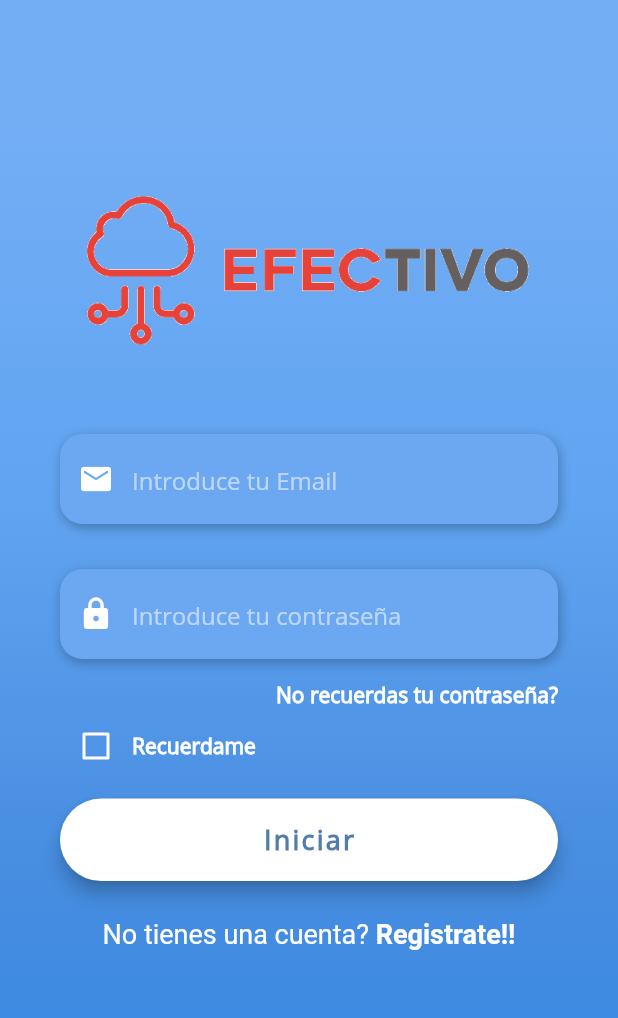
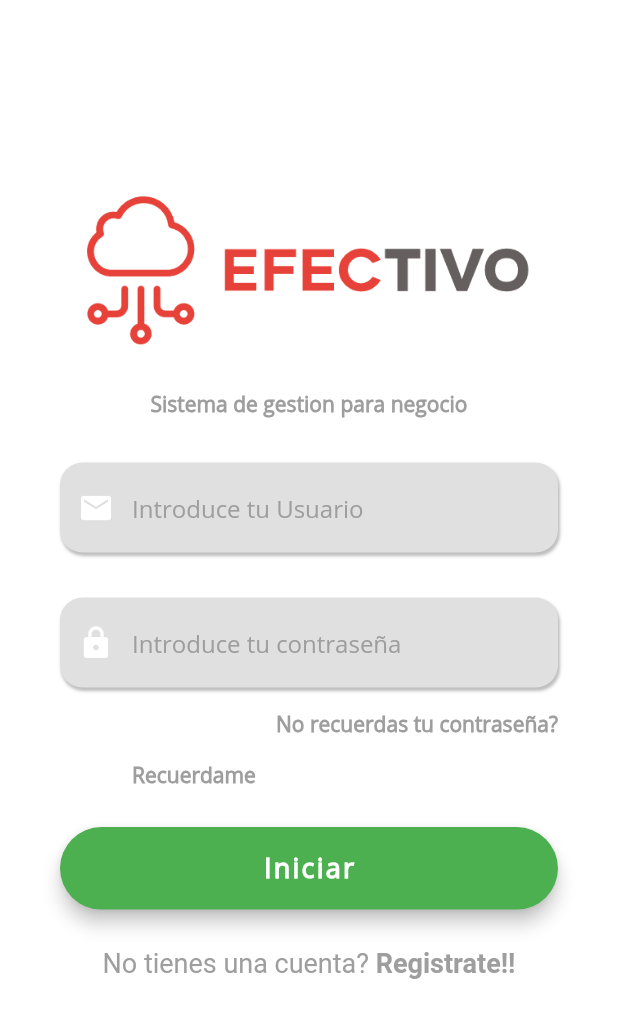
Before and after one commit to Jhilario-dev/Login, a Flutter app: the screen it shows after launch, on a phone screen of 412 x 824 dp. Shown: the top 1018 px of the screen. Run offline on Flutter 3.47's test engine with Material 2 defaults, Android fonts, the phone set to English and light mode, and no system bars; our stand-ins replace shared_preferences; missing offline and left inert: shared_preferences_web.

Commit message:
cambio de login y mover por rutas

```diff
--- a/lib/main.dart
+++ b/lib/main.dart
@@ -1,5 +1,6 @@
 import 'package:flutter/material.dart';
 import 'package:flutter_login_ui/screens/login_screen.dart';
+import 'package:flutter_login_ui/src/pages/inicio_page.dart';
 
 void main() => runApp(MyApp());
 
@@ -14,8 +15,10 @@ class MyApp extends StatelessWidget {
       //home: LoginScreen(),
 
       initialRoute: '/',
+
       routes: <String, WidgetBuilder>{
         '/' :(BuildContext context) =>LoginScreen(),
+        'inicio' : (BuildContext context) => InicioPage(),
 
 
       }
--- a/lib/screens/login_screen.dart
+++ b/lib/screens/login_screen.dart
@@ -35,10 +35,10 @@ class _LoginScreenState extends State<LoginScreen> {
                     begin: Alignment.topCenter,
                     end: Alignment.bottomCenter,
                     colors: [
-                      Color(0xFF73AEF5),
-                      Color(0xFF61A4F1),
-                      Color(0xFF478DE0),
-                      Color(0xFF398AE5),
+                      Color(0xFFFFFFFF),
+                      Color(0xFFFFFFFF),
+                      Color(0xFFFFFFFF),
+                      Color(0xFFFFFFFF),
                     ],
                     stops: [0.1, 0.4, 0.7, 0.9],
                   ),
@@ -57,6 +57,7 @@ class _LoginScreenState extends State<LoginScreen> {
                           children: <Widget>[
                             _logoImagen(),
                             SizedBox(height: 20.0,),
+                            Text('Sistema de gestion para negocio', style: kLabelStyle,),
                             SizedBox(height: 20.0),
                             _buildEmailTF(),
                             SizedBox(height: 20.0,),
@@ -64,8 +65,6 @@ class _LoginScreenState extends State<LoginScreen> {
                             _buildForgotPasswordBtn(),
                             _buildRememberMeCheckbox(),
                             _buildLoginBtn(),
-                            //_buildSignInWithText(),
-                            //_buildSocialBtnRow(),
                             _buildSignupBtn(),
                           ],
                         ),
@@ -92,7 +91,7 @@ class _LoginScreenState extends State<LoginScreen> {
             controller: usuario,
             keyboardType: TextInputType.emailAddress,
             style: TextStyle(
-              color: Colors.white,
+              color: Colors.grey,
               fontFamily: 'OpenSans',
             ),
             decoration: InputDecoration(
@@ -102,7 +101,7 @@ class _LoginScreenState extends State<LoginScreen> {
                 Icons.email,
                 color: Colors.white,
               ),
-              hintText: 'Introduce tu Email',
+              hintText: 'Introduce tu Usuario',
               hintStyle: kHintTextStyle,
             ),
           ),
@@ -125,7 +124,7 @@ class _LoginScreenState extends State<LoginScreen> {
             keyboardType: TextInputType.visiblePassword,
             obscureText: true,
             style: TextStyle(
-              color: Colors.white,
+              color: Colors.grey,
               fontFamily: 'OpenSans',
             ),
             decoration: InputDecoration(
@@ -201,11 +200,11 @@ class _LoginScreenState extends State<LoginScreen> {
         shape: RoundedRectangleBorder(
           borderRadius: BorderRadius.circular(30.0),
         ),
-        color: Colors.white,
+        color: Colors.green,
         child: Text(
           'Iniciar',
           style: TextStyle(
-            color: Color(0xFF527DAA),
+            color: Colors.white,
             letterSpacing: 1.5,
             fontSize: 18.0,
             fontWeight: FontWeight.bold,
@@ -229,11 +228,11 @@ class _LoginScreenState extends State<LoginScreen> {
 
      jsonDta = json.decode(response.body);
 
-      sharedPreferences.setString("id", jsonDta['id'].toString());
+    sharedPreferences.setString("id", jsonDta['id'].toString());
 
-      Navigator.of(context).pushAndRemoveUntil(
-          MaterialPageRoute(builder: (BuildContext context) => InicioPage()),
-          (Route<dynamic> route) => false);
+    Navigator.of(context).pushAndRemoveUntil(
+      MaterialPageRoute(builder: (BuildContext context) => InicioPage()),
+      (Route<dynamic> route) => false);
     } else {
       setState(() {
         _isLoading = false;
@@ -262,17 +261,6 @@ class _LoginScreenState extends State<LoginScreen> {
     );
   }
 
-  Widget _buildSignInWithText() {
-    return Column(
-      children: <Widget>[
-        SizedBox(height: 10.0),
-        Text(
-          'Inicia sesión con',
-          style: kLabelStyle,
-        ),
-      ],
-    );
-  }
 
   Widget _buildSignupBtn() {
     return GestureDetector(
@@ -283,7 +271,7 @@ class _LoginScreenState extends State<LoginScreen> {
             TextSpan(
               text: 'No tienes una cuenta? ',
               style: TextStyle(
-                color: Colors.white,
+                color: Colors.grey,
                 fontSize: 18.0,
                 fontWeight: FontWeight.w400,
               ),
@@ -291,7 +279,7 @@ class _LoginScreenState extends State<LoginScreen> {
             TextSpan(
               text: 'Registrate!!',
               style: TextStyle(
-                color: Colors.white,
+                color: Colors.grey,
                 fontSize: 18.0,
                 fontWeight: FontWeight.bold,
               ),
--- a/lib/utilities/constants.dart
+++ b/lib/utilities/constants.dart
@@ -1,23 +1,23 @@
 import 'package:flutter/material.dart';
 
 final kHintTextStyle = TextStyle(
-  color: Colors.white54,
+  color: Colors.grey,
   fontFamily: 'OpenSans',
 );
 
 final kLabelStyle = TextStyle(
-  color: Colors.white,
+  color: Colors.grey,
   fontWeight: FontWeight.bold,
   fontFamily: 'OpenSans',
 );
 
 final kBoxDecorationStyle = BoxDecoration(
-  color: Color(0xFF6CA8F1),
+  color: Colors.grey[300],
   borderRadius: BorderRadius.circular(15.0),
   boxShadow: [
     BoxShadow(
       color: Colors.black26,
-      blurRadius: 6.0,
+      blurRadius: 1.0,
       offset: Offset(1, 2),
     ),
   ],
```
Also changed, not shown: lib/src/providers/productos_provider.dart (+17 -7 lines), 1 other file.
